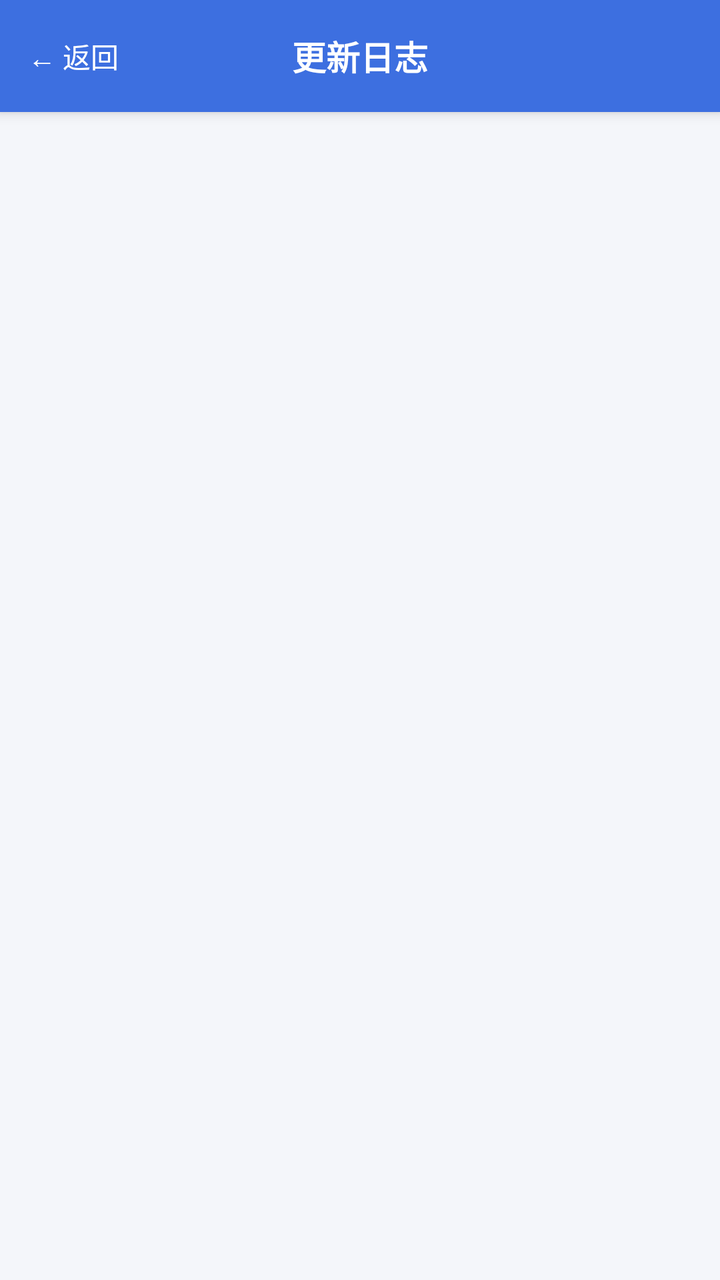
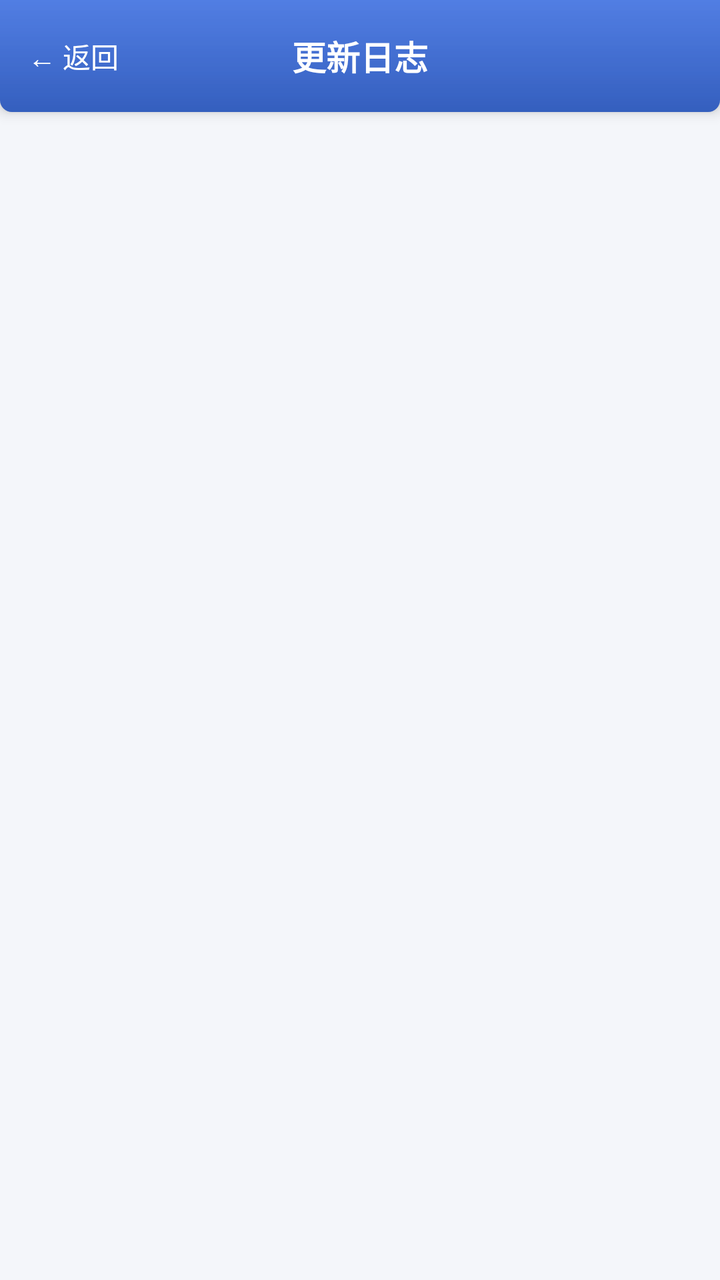

Compare the two renders of this Android layout. The source of the first and the diff that turns it into the second are given below.
<!-- AndroidManifest.xml: application theme AppTheme.Light -->
<!-- res/layout/activity_changelog.xml -->
<?xml version="1.0" encoding="utf-8"?>
<LinearLayout xmlns:android="http://schemas.android.com/apk/res/android"
    android:layout_width="match_parent"
    android:layout_height="match_parent"
    android:background="?attr/qzBg"
    android:orientation="vertical">

    <FrameLayout
        android:layout_width="match_parent"
        android:layout_height="56dp"
        android:background="?attr/qzPrimary"
        android:elevation="4dp">

        <TextView
            android:id="@+id/btnBack"
            android:layout_width="wrap_content"
            android:layout_height="match_parent"
            android:gravity="center"
            android:paddingStart="14dp"
            android:paddingEnd="14dp"
            android:text="@string/ui_4"
            android:textColor="?attr/qzOnPrimary"
            android:textSize="14sp" />

        <TextView
            android:layout_width="wrap_content"
            android:layout_height="wrap_content"
            android:layout_gravity="center"
            android:text="@string/ui_67"
            android:textColor="?attr/qzOnPrimary"
            android:textSize="17sp"
            android:textStyle="bold" />
    </FrameLayout>

    <ScrollView
        android:layout_width="match_parent"
        android:layout_height="0dp"
        android:layout_weight="1"
        android:fillViewport="true">

        <TextView
            android:id="@+id/body"
            android:layout_width="match_parent"
            android:layout_height="wrap_content"
            android:lineSpacingExtra="4dp"
            android:padding="16dp"
            android:text=""
            android:textColor="?attr/qzTextSub"
            android:textSize="14sp" />
    </ScrollView>
</LinearLayout>
<!-- resources referenced by this layout -->
<resources>
  <string name="ui_4">← 返回</string>
  <string name="ui_67">更新日志</string>
  <style name="AppTheme.Light" parent="android:Theme.Material.Light.NoActionBar">
          <item name="android:colorPrimary">@color/primaryLight</item>
          <item name="android:colorPrimaryDark">@color/primaryDarkLight</item>
          <item name="android:colorAccent">@color/primaryLight</item>
          <item name="android:windowBackground">@color/bgLight</item>
          <item name="android:colorBackground">@color/bgLight</item>
          <item name="android:statusBarColor">@color/primaryDarkLight</item>
          <item name="android:navigationBarColor">@color/bgLight</item>
          <item name="android:textColorPrimary">@color/textLight</item>
          <item name="android:textColorSecondary">@color/textSubLight</item>
  
          <item name="qzPrimary">@color/primaryLight</item>
          <item name="qzBg">@color/bgLight</item>
          <item name="qzSurface">@color/surfaceLight</item>
          <item name="qzChipBg">@color/chipBgLight</item>
          <item name="qzText">@color/textLight</item>
          <item name="qzTextSub">@color/textSubLight</item>
          <item name="qzDivider">@color/dividerLight</item>
          <item name="qzGreen">@color/greenLight</item>
          <item name="qzGreenBg">@color/greenBgLight</item>
          <item name="qzRed">@color/redLight</item>
          <item name="qzRedBg">@color/redBgLight</item>
          <item name="qzOrange">@color/orangeLight</item>
          <item name="qzOrangeBg">@color/orangeBgLight</item>
          <item name="qzPrimaryBg">@color/primaryBgLight</item>
          <item name="qzStroke">@color/strokeLight</item>
          <item name="qzOnPrimary">@color/white</item>
      </style>
  <color name="bgLight">#F4F6FA</color>
  <color name="textLight">#1F2733</color>
  <color name="redLight">#E0563F</color>
  <color name="white">#FFFFFF</color>
  <!-- unchanged entries left out for length: 13 -->
</resources>

<!-- the commit's change to res/layout/activity_changelog.xml (unified diff, before → after) -->
@@ -8,7 +8,7 @@
     <FrameLayout
         android:layout_width="match_parent"
         android:layout_height="56dp"
-        android:background="?attr/qzPrimary"
+        android:background="@drawable/bg_topbar"
         android:elevation="4dp">
 
         <TextView
<!-- resource entries referenced after the edit -->
@@ -1,8 +1,34 @@
 <!-- resources referenced by this layout -->
 <resources>
+  <!-- drawable bg_topbar (drawable) -->
+  <?xml version="1.0" encoding="utf-8"?>
+  <layer-list xmlns:android="http://schemas.android.com/apk/res/android">
+      <item>
+          <shape android:shape="rectangle">
+              <solid android:color="?attr/qzPrimary" />
+              <corners android:bottomLeftRadius="6dp" android:bottomRightRadius="6dp" />
+          </shape>
+      </item>
+      <item>
+          <shape android:shape="rectangle">
+              <gradient android:angle="270"
+                  android:startColor="#00000000" android:endColor="#26000000" />
+              <corners android:bottomLeftRadius="6dp" android:bottomRightRadius="6dp" />
+          </shape>
+      </item>
+      <item>
+          <shape android:shape="rectangle">
+              <gradient android:angle="270"
+                  android:startColor="#1AFFFFFF" android:endColor="#00FFFFFF" />
+              <corners android:bottomLeftRadius="6dp" android:bottomRightRadius="6dp" />
+          </shape>
+      </item>
+  </layer-list>
   <string name="ui_4">← 返回</string>
   <string name="ui_67">更新日志</string>
   <style name="AppTheme.Light" parent="android:Theme.Material.Light.NoActionBar">
+          <item name="android:popupMenuStyle">@style/QzPopup.Light</item>
+          <item name="android:alertDialogTheme">@style/QzDialog.Light</item>
           <item name="android:colorPrimary">@color/primaryLight</item>
           <item name="android:colorPrimaryDark">@color/primaryDarkLight</item>
           <item name="android:colorAccent">@color/primaryLight</item>
@@ -30,10 +56,25 @@
           <item name="qzStroke">@color/strokeLight</item>
           <item name="qzOnPrimary">@color/white</item>
       </style>
+  <style name="QzPopup.Light" parent="android:Widget.Material.Light.PopupMenu">
+          <item name="android:popupBackground">@color/surfaceLight</item>
+          <item name="android:textColorPrimary">@color/primaryLight</item>
+          <item name="android:textColorSecondary">@color/textSubLight</item>
+      </style>
+  <style name="QzDialog.Light" parent="android:Theme.Material.Dialog.Alert">
+          <item name="android:windowBackground">@color/surfaceLight</item>
+          <item name="android:colorAccent">@color/primaryLight</item>
+          <item name="android:colorPrimary">@color/primaryLight</item>
+          <item name="android:textColorPrimary">@color/textLight</item>
+          <item name="android:textColorSecondary">@color/textSubLight</item>
+          <item name="android:colorBackgroundFloating">@color/surfaceLight</item>
+          <item name="android:textColorAlertDialogListItem">@color/dialogItemBlueLight</item>
+      </style>
   <color name="bgLight">#F4F6FA</color>
   <color name="textLight">#1F2733</color>
   <color name="redLight">#E0563F</color>
   <color name="white">#FFFFFF</color>
+  <color name="dialogItemBlueLight">#2B54A8</color>
   <!-- unchanged entries left out for length: 13 -->
 </resources>
 
